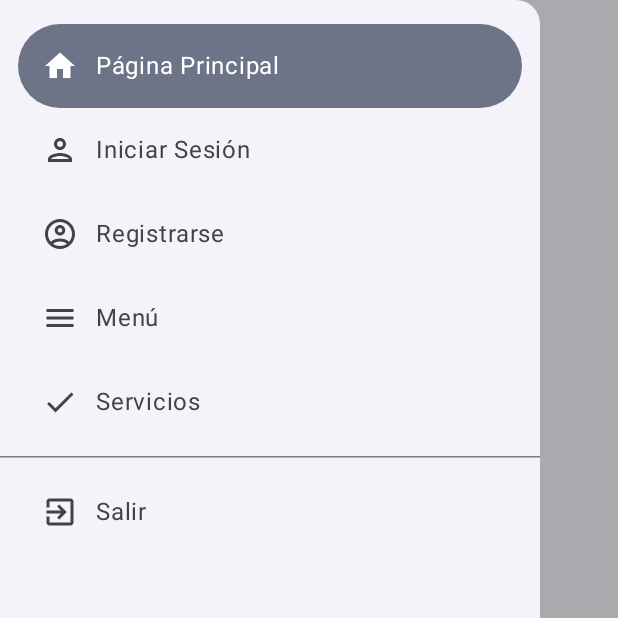
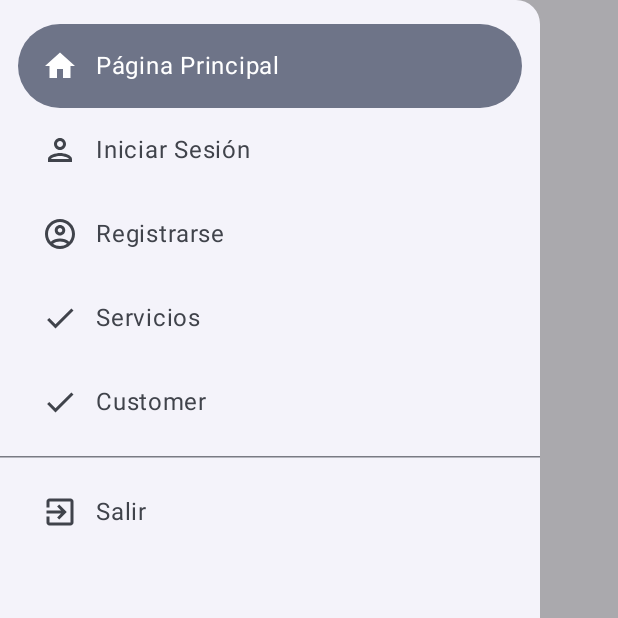
Before and after one commit to jorgeesg26/TFGPacoSalgueroMovil, an Android app built with Jetpack Compose: the screen it shows after launch (MainActivity), after a tap on "Menu", on a phone screen of 412 x 824 dp, the top half of it. Run offline under Robolectric (Android 15) with nearby library versions, the phone set to English and light mode, and no system bars; Roboto replaces fonts that are not available here.

Commit message:
Dios santo

```diff
--- a/TFG_Movil/app/src/main/java/com/example/tfg_movil/MainActivity.kt
+++ b/TFG_Movil/app/src/main/java/com/example/tfg_movil/MainActivity.kt
@@ -3,25 +3,19 @@ package com.example.tfg_movil
 import android.os.Bundle
 import androidx.activity.ComponentActivity
 import androidx.activity.compose.setContent
-import androidx.activity.enableEdgeToEdge
-import androidx.compose.foundation.layout.fillMaxSize
-import androidx.compose.foundation.layout.padding
-import androidx.compose.material3.Scaffold
-import androidx.compose.material3.Text
-import androidx.compose.runtime.Composable
 import androidx.compose.runtime.LaunchedEffect
 import androidx.compose.runtime.collectAsState
-import androidx.compose.ui.Modifier
 import androidx.compose.ui.platform.LocalContext
-import androidx.compose.ui.tooling.preview.Preview
 import androidx.lifecycle.viewmodel.compose.viewModel
 import androidx.navigation.compose.rememberNavController
 import com.example.tfg_movil.model.authentication.classes.AuthRepository
+import com.example.tfg_movil.model.customer.CustomerRepository
 import com.example.tfg_movil.model.navigation.AppNavigation
 import com.example.tfg_movil.model.navigation.NavigationDrawer
 import com.example.tfg_movil.model.services.ServiceRepository
 import com.example.tfg_movil.ui.theme.TFG_MovilTheme
 import com.example.tfg_movil.viewmodel.ViewModelAuth
+import com.example.tfg_movil.viewmodel.ViewModelCustomer
 import com.example.tfg_movil.viewmodel.ViewModelService
 
 class MainActivity : ComponentActivity() {
@@ -32,6 +26,9 @@ class MainActivity : ComponentActivity() {
             val context = LocalContext.current
             val serviceViewModel: ViewModelService = viewModel {
                 ViewModelService(ServiceRepository())
+            }
+            val customerViewModel: ViewModelCustomer = viewModel {
+                ViewModelCustomer(CustomerRepository())
             }
 
 
@@ -46,7 +43,8 @@ class MainActivity : ComponentActivity() {
                         navController = navController,
                         authState = authViewModel.authState.collectAsState().value,
                         authViewModel = authViewModel,
-                        serviceViewModel = serviceViewModel
+                        serviceViewModel = serviceViewModel,
+                        customerViewModel = customerViewModel
                     )
 
                 }
--- a/TFG_Movil/app/src/main/java/com/example/tfg_movil/model/authentication/classes/RetrofitInstance.kt
+++ b/TFG_Movil/app/src/main/java/com/example/tfg_movil/model/authentication/classes/RetrofitInstance.kt
@@ -1,5 +1,6 @@
 package com.example.tfg_movil.model.authentication.classes
 
+import com.example.tfg_movil.model.customer.CustomerClient
 import com.example.tfg_movil.model.services.ServiceClient
 import okhttp3.OkHttpClient
 import retrofit2.Retrofit
@@ -41,5 +42,8 @@ object RetrofitInstance {
     val serviceClient: ServiceClient by lazy {
         retrofit.create(ServiceClient::class.java)
     }
+    val customerClient: CustomerClient by lazy {
+        retrofit.create(CustomerClient::class.java)
+    }
 
 }
--- /dev/null
+++ b/TFG_Movil/app/src/main/java/com/example/tfg_movil/model/customer/CustomerClient.kt
@@ -0,0 +1,19 @@
+package com.example.tfg_movil.model.customer
+
+import retrofit2.http.*
+import retrofit2.Response
+
+interface CustomerClient {
+
+    @GET("/api/Customer")
+    suspend fun getAllCustomers(): List<Customer>
+
+    @POST("/api/Customer")
+    suspend fun createCustomer(@Body customer: CustomerDTO): Response<Customer>
+
+    @PUT("/api/Customer/{id}")
+    suspend fun updateCustomer(@Path("id") id: Int, @Body customer: Customer): Response<Customer>
+
+    @DELETE("/api/Customer/{id}")
+    suspend fun deleteCustomer(@Path("id") id: Int): Response<Unit>
+}
--- /dev/null
+++ b/TFG_Movil/app/src/main/java/com/example/tfg_movil/model/customer/CustomerRepository.kt
@@ -0,0 +1,15 @@
+package com.example.tfg_movil.model.customer
+
+import com.example.tfg_movil.model.authentication.classes.RetrofitInstance
+
+class CustomerRepository {
+    private val api = RetrofitInstance.customerClient
+
+    suspend fun fetchCustomers() = runCatching { api.getAllCustomers() }
+
+    suspend fun createCustomer(dto: CustomerDTO) = runCatching { api.createCustomer(dto) }
+
+    suspend fun updateCustomer(id: Int, customer: Customer) = runCatching { api.updateCustomer(id, customer) }
+
+    suspend fun deleteCustomer(id: Int) = runCatching { api.deleteCustomer(id) }
+}
--- a/TFG_Movil/app/src/main/java/com/example/tfg_movil/model/navigation/AppNavigation.kt
+++ b/TFG_Movil/app/src/main/java/com/example/tfg_movil/model/navigation/AppNavigation.kt
@@ -20,14 +20,15 @@ import androidx.compose.foundation.layout.height
 import androidx.compose.material3.DrawerValue
 import androidx.compose.material3.ModalDrawerSheet
 import androidx.compose.ui.unit.dp
+import com.example.tfg_movil.viewmodel.ViewModelCustomer
 import com.example.tfg_movil.viewmodel.ViewModelService
+import com.example.tfg_movil.views.CustomerScreen
 import com.example.tfg_movil.views.Main
-import com.example.tfg_movil.views.Menu
 import com.example.tfg_movil.views.ServiceScreen
 
 
 @Composable
-fun AppNavigation(navController: NavHostController, authState: AuthState, authViewModel: ViewModelAuth,serviceViewModel: ViewModelService) {
+fun AppNavigation(navController: NavHostController, authState: AuthState, authViewModel: ViewModelAuth,serviceViewModel: ViewModelService,customerViewModel: ViewModelCustomer) {
     val context = LocalContext.current
     val drawerState = rememberDrawerState(initialValue = DrawerValue.Closed)
     val scope = rememberCoroutineScope()
@@ -57,11 +58,11 @@ fun AppNavigation(navController: NavHostController, authState: AuthState, authVi
             composable(RutasNavegacion.Register.route) {
                 Register(authViewModel, navController)
             }
-            composable(RutasNavegacion.Menu.route) {
-                Menu(authViewModel, navController)
-            }
             composable(RutasNavegacion.Servicios.route) {
                 ServiceScreen(serviceViewModel)
+            }
+            composable(RutasNavegacion.Customer.route) {
+                CustomerScreen(customerViewModel)
             }
 
 
--- a/TFG_Movil/app/src/main/java/com/example/tfg_movil/model/navigation/NavigationDrawer.kt
+++ b/TFG_Movil/app/src/main/java/com/example/tfg_movil/model/navigation/NavigationDrawer.kt
@@ -9,6 +9,7 @@ import androidx.compose.foundation.layout.padding
 import androidx.compose.material.icons.Icons
 import androidx.compose.material.icons.automirrored.filled.ExitToApp
 import androidx.compose.material.icons.filled.AccountCircle
+import androidx.compose.material.icons.filled.Face
 import androidx.compose.material.icons.filled.Home
 import androidx.compose.material.icons.filled.Menu
 import androidx.compose.material.icons.filled.Notifications
@@ -74,17 +75,16 @@ fun NavigationDrawer(
             selectedIcon = Icons.Filled.AccountCircle,
             unselectedIcon = Icons.Outlined.AccountCircle,
             route = RutasNavegacion.Register.route
-        ),
-        NavigationItems(
-            title = stringResource(id = R.string.Menu),
-            selectedIcon = Icons.Filled.Menu,
-            unselectedIcon = Icons.Outlined.Menu,
-            route = RutasNavegacion.Menu.route
         ),NavigationItems(
             title = "Servicios",
             selectedIcon = Icons.Filled.Notifications,
             unselectedIcon = Icons.Outlined.Check,
             route = RutasNavegacion.Servicios.route
+        ),NavigationItems(
+            title = "Customer",
+            selectedIcon = Icons.Filled.Face,
+            unselectedIcon = Icons.Outlined.Check,
+            route = RutasNavegacion.Customer.route
         )
 
     )
--- a/TFG_Movil/app/src/main/java/com/example/tfg_movil/model/navigation/RutasNavegacion.kt
+++ b/TFG_Movil/app/src/main/java/com/example/tfg_movil/model/navigation/RutasNavegacion.kt
@@ -4,7 +4,7 @@ sealed class RutasNavegacion(val route: String) {
     object Main : RutasNavegacion("Main")
     object Login : RutasNavegacion("Login")
     object Register: RutasNavegacion("Register")
-    object Menu: RutasNavegacion("Menu")
     object Servicios : RutasNavegacion("Servicios")
+    object Customer : RutasNavegacion("Customer")
 
 }
--- a/TFG_Movil/app/src/main/java/com/example/tfg_movil/views/ServiceScreen.kt
+++ b/TFG_Movil/app/src/main/java/com/example/tfg_movil/views/ServiceScreen.kt
@@ -4,7 +4,6 @@ import androidx.compose.foundation.layout.Arrangement
 import androidx.compose.foundation.layout.Column
 import androidx.compose.foundation.layout.Row
 import androidx.compose.foundation.layout.Spacer
-import androidx.compose.foundation.layout.fillMaxSize
 import androidx.compose.foundation.layout.fillMaxWidth
 import androidx.compose.foundation.layout.height
 import androidx.compose.foundation.layout.padding
@@ -26,7 +25,6 @@ import androidx.compose.runtime.mutableStateOf
 import androidx.compose.runtime.remember
 import androidx.compose.ui.Alignment
 import androidx.compose.ui.Modifier
-import androidx.compose.ui.platform.LocalContext
 import androidx.compose.ui.unit.dp
 import com.example.tfg_movil.model.services.Service
 import com.example.tfg_movil.viewmodel.ViewModelService
```
Also changed, not shown: TFG_Movil/app/src/main/java/com/example/tfg_movil/model/customer/Customer.kt (added, +10 -0 lines), TFG_Movil/app/src/main/java/com/example/tfg_movil/model/customer/CustomerDTO.kt (added, +9 -0 lines), TFG_Movil/app/src/main/java/com/example/tfg_movil/viewmodel/ViewModelCustomer.kt (added, +50 -0 lines), TFG_Movil/app/src/main/java/com/example/tfg_movil/views/CustomerScreen.kt (added, +143 -0 lines), TFG_Movil/app/src/main/java/com/example/tfg_movil/views/Menu.kt (deleted, +0 -27 lines).
